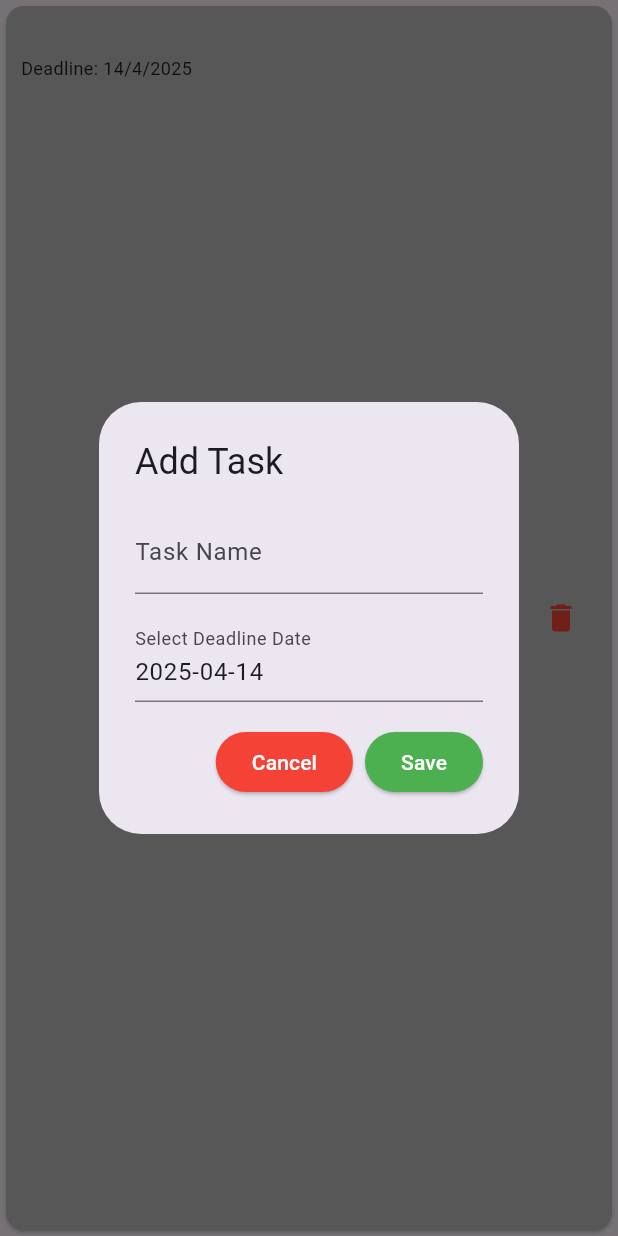
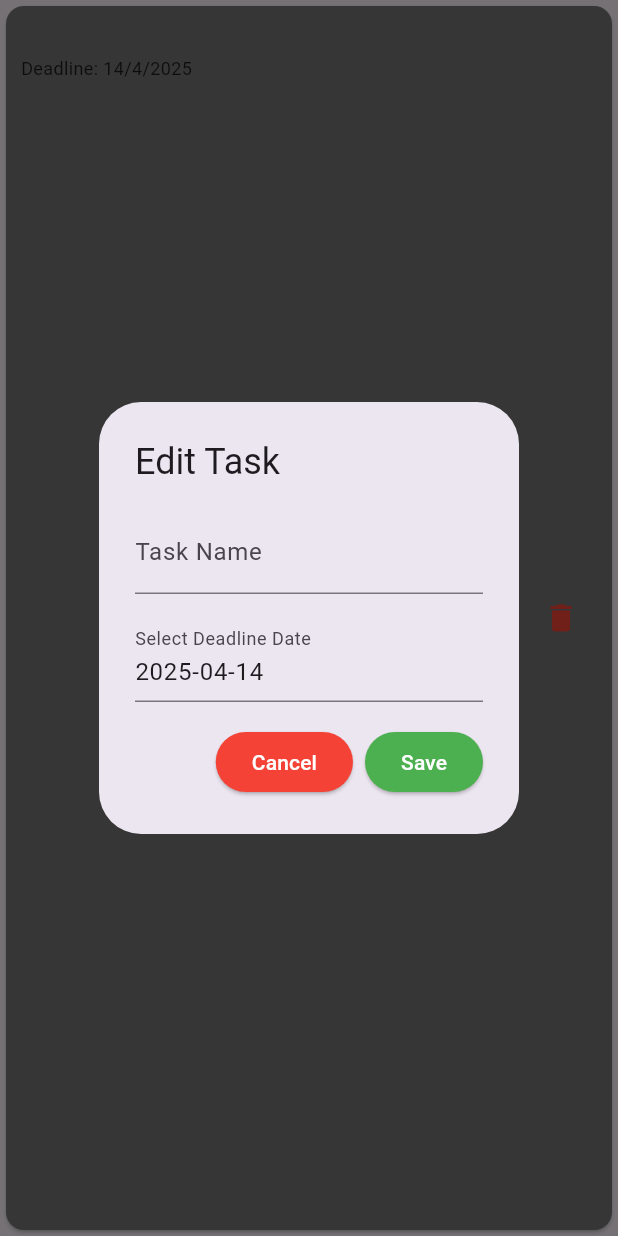
Before and after one commit to gesangwidigdo/todo-app, a Flutter app: the TodoCard widget shown alone on an empty page, opened directly with empty values, after a tap on the "border color" icon, on a phone screen of 412 x 824 dp. Run offline on Flutter 3.47's test engine with Material 3 defaults, Android fonts, the phone set to English and light mode, and no system bars; our stand-ins replace hive, hive_flutter; accounts and stored records are empty.

Commit message:
feat: add style based on status

```diff
--- a/lib/widget/todo_card.dart
+++ b/lib/widget/todo_card.dart
@@ -35,7 +35,7 @@ class TodoCard extends StatelessWidget {
   @override
   Widget build(BuildContext context) {
     return Card(
-      color: Colors.grey[400],
+      color: isCompleted ? Colors.grey[400] : Colors.grey[600],
       child: Padding(
         padding: EdgeInsets.all(10),
         child: Row(
@@ -47,8 +47,13 @@ class TodoCard extends StatelessWidget {
                   Text(
                     task,
                     style: TextStyle(
+                      color: isCompleted ? Colors.grey[200] : Colors.black,
                       fontSize: 16,
                       overflow: TextOverflow.ellipsis,
+                      decoration:
+                          isCompleted
+                              ? TextDecoration.lineThrough
+                              : TextDecoration.none,
                     ),
                   ),
                   Text(
@@ -62,11 +67,20 @@ class TodoCard extends StatelessWidget {
               ),
             ),
             SizedBox(width: 8),
+            if (!isCompleted) ...[
+              //
               IconButton(
-              onPressed: () {},
+                onPressed:
+                    () => _editTask(
+                      Task(
+                        task: task,
+                        deadline: deadline,
+                        isCompleted: !isCompleted,
+                      ),
+                    ),
                 icon: Icon(
                   Icons.check_circle_outline_rounded,
-                color: Colors.green,
+                  color: Colors.limeAccent,
                 ),
               ),
               IconButton(
@@ -75,7 +89,7 @@ class TodoCard extends StatelessWidget {
                   dateController.text = "${deadline.toLocal()}".split(' ')[0];
                   showTaskDialog(
                     context: context,
-                  title: 'Add Task',
+                    title: 'Edit Task',
                     taskController: taskController,
                     dateController: dateController,
                     initialDate: DateTime.now(),
@@ -92,8 +106,9 @@ class TodoCard extends StatelessWidget {
                     },
                   );
                 },
-              icon: Icon(Icons.border_color_sharp, color: Colors.blue),
+                icon: Icon(Icons.border_color_sharp, color: Colors.lightBlue),
               ),
+            ],
             IconButton(
               onPressed: () => _deleteTask(context),
               icon: Icon(Icons.delete, color: Colors.red),
```
Lines whose indentation alone changed are shown as unchanged.
